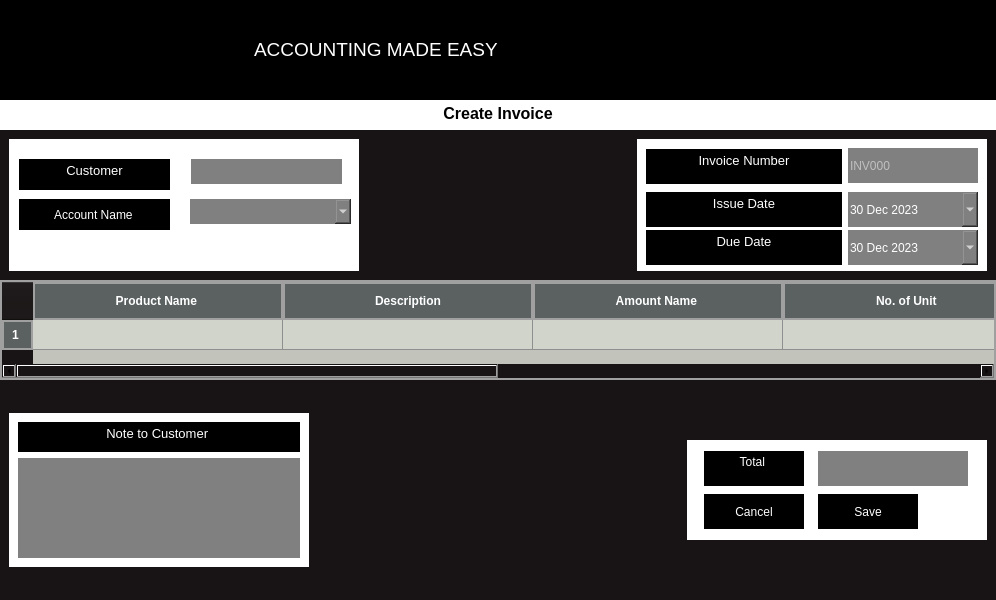
This is create1.ui in SujalMainali/Ledger-Logic as Qt 5 draws it before an edit. The edited form follows.
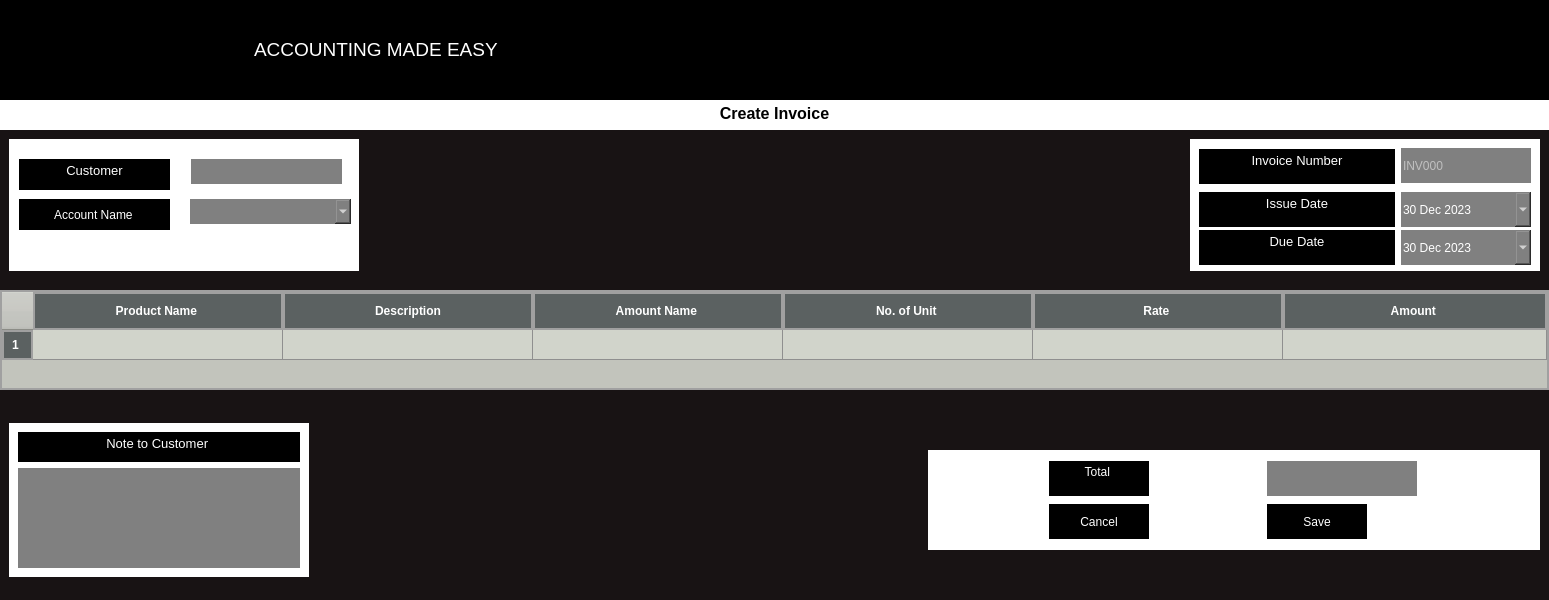
This is the edited form. Icons and pictures are not drawn.

The edit to the form file:
```diff
--- a/create1.ui
+++ b/create1.ui
@@ -6,7 +6,7 @@
    <rect>
     <x>0</x>
     <y>0</y>
-    <width>996</width>
+    <width>1298</width>
     <height>600</height>
    </rect>
   </property>
@@ -456,8 +456,8 @@
             </property>
             <property name="dateTime">
              <datetime>
-              <hour>13</hour>
-              <minute>30</minute>
+              <hour>7</hour>
+              <minute>45</minute>
               <second>0</second>
               <year>2023</year>
               <month>12</month>
@@ -524,8 +524,8 @@
             </property>
             <property name="dateTime">
              <datetime>
-              <hour>13</hour>
-              <minute>30</minute>
+              <hour>7</hour>
+              <minute>45</minute>
               <second>0</second>
               <year>2023</year>
               <month>12</month>
@@ -569,6 +569,61 @@
      </widget>
     </item>
     <item>
+     <spacer name="verticalSpacer_2">
+      <property name="orientation">
+       <enum>Qt::Vertical</enum>
+      </property>
+      <property name="sizeHint" stdset="0">
+       <size>
+        <width>20</width>
+        <height>40</height>
+       </size>
+      </property>
+     </spacer>
+    </item>
+    <item>
+     <widget class="QFrame" name="TableFrame">
+      <property name="sizePolicy">
+       <sizepolicy hsizetype="Minimum" vsizetype="Minimum">
+        <horstretch>0</horstretch>
+        <verstretch>0</verstretch>
+       </sizepolicy>
+      </property>
+      <property name="minimumSize">
+       <size>
+        <width>0</width>
+        <height>0</height>
+       </size>
+      </property>
+      <property name="styleSheet">
+       <string notr="true">    background-color: rgb(194,196,188);  </string>
+      </property>
+      <property name="frameShape">
+       <enum>QFrame::StyledPanel</enum>
+      </property>
+      <property name="frameShadow">
+       <enum>QFrame::Raised</enum>
+      </property>
+      <layout class="QVBoxLayout" name="verticalLayout_3">
+       <property name="spacing">
+        <number>0</number>
+       </property>
+       <property name="sizeConstraint">
+        <enum>QLayout::SetMinimumSize</enum>
+       </property>
+       <property name="leftMargin">
+        <number>0</number>
+       </property>
+       <property name="topMargin">
+        <number>0</number>
+       </property>
+       <property name="rightMargin">
+        <number>0</number>
+       </property>
+       <property name="bottomMargin">
+        <number>0</number>
+       </property>
+       <item>
      <widget class="QTableWidget" name="ItemsTable">
       <property name="sizePolicy">
        <sizepolicy hsizetype="Expanding" vsizetype="Expanding">
@@ -681,6 +736,22 @@
        </property>
       </column>
      </widget>
+       </item>
+      </layout>
+     </widget>
+    </item>
+    <item>
+     <spacer name="verticalSpacer">
+      <property name="orientation">
+       <enum>Qt::Vertical</enum>
+      </property>
+      <property name="sizeHint" stdset="0">
+       <size>
+        <width>20</width>
+        <height>40</height>
+       </size>
+      </property>
+     </spacer>
     </item>
     <item>
      <widget class="QFrame" name="NotesFrame">
```
Lines whose indentation alone changed are shown as unchanged.
